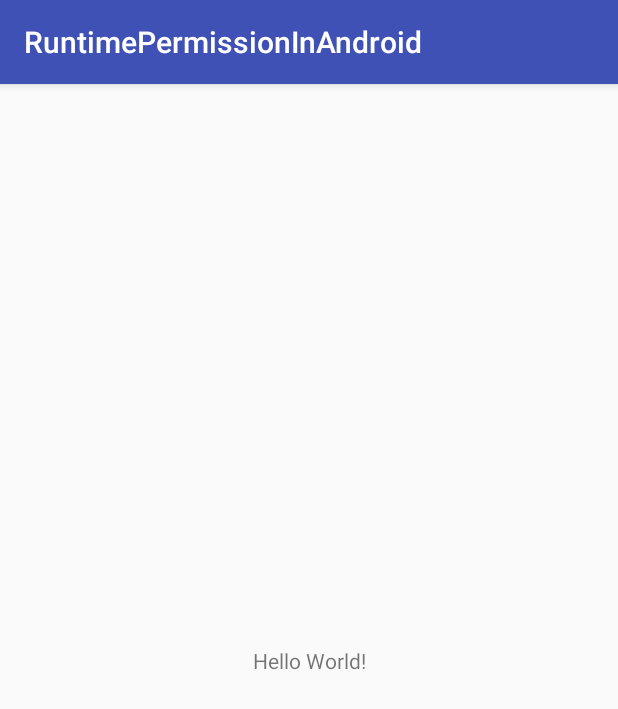
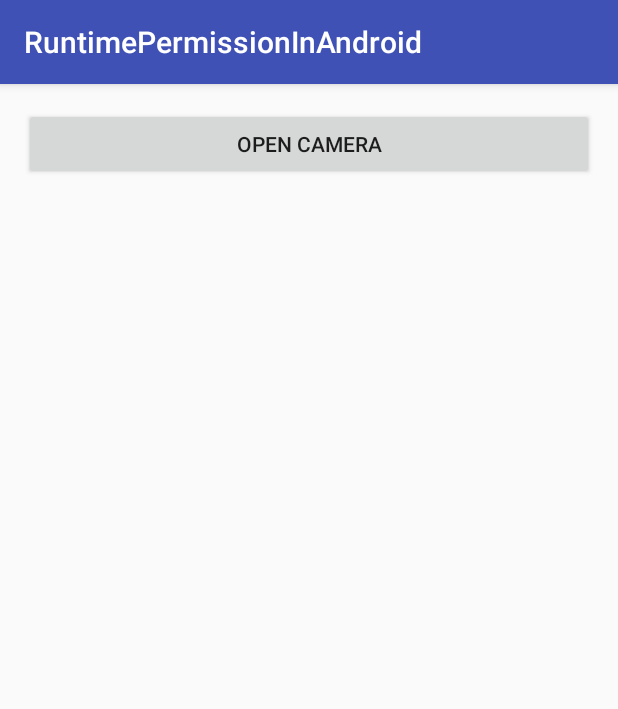
Before and after one commit to shikto1/RuntimePermissionInMarsmallow, an Android app: the screen it shows after launch (MainActivity), on a phone screen of 412 x 824 dp. Shown: the top 709 px of the screen. Run offline under Robolectric (Android 15) with nearby library versions, the phone set to English and light mode, and no system bars; 1 statement that could not run was skipped.

Commit message:
//Added Camera Permission

```diff
--- a/app/src/main/AndroidManifest.xml
+++ b/app/src/main/AndroidManifest.xml
@@ -1,6 +1,8 @@
 <?xml version="1.0" encoding="utf-8"?>
 <manifest xmlns:android="http://schemas.android.com/apk/res/android"
     package="shishirstudio.runtimepermissioninandroid">
+
+    <uses-permission android:name="android.permission.CAMERA"/>
 
     <application
         android:allowBackup="true"
--- /dev/null
+++ b/app/src/main/java/shishirstudio/runtimepermissioninandroid/PermissionManager.java
@@ -0,0 +1,68 @@
+package shishirstudio.runtimepermissioninandroid;
+import android.content.Context;
+import android.content.pm.PackageManager;
+import android.os.Build;
+import android.support.v4.app.ActivityCompat;
+import android.support.v7.app.AppCompatActivity;
+
+/**
+ * Created by Shishir on 01/07/2018.
+ */
+
+public class PermissionManager {
+
+    private Context context;
+    private SessionManager sessionManager;
+
+    public PermissionManager(Context context){
+        this.context = context;
+        sessionManager = new SessionManager(context);
+    }
+
+    public  boolean shouldAskPermission() {
+        return (Build.VERSION.SDK_INT >= Build.VERSION_CODES.M);
+    }
+
+    private  boolean shouldAskPermission(Context context, String permission){
+        if (shouldAskPermission()) {
+            int permissionResult = ActivityCompat.checkSelfPermission(context, permission);
+            if (permissionResult != PackageManager.PERMISSION_GRANTED) {
+                return true;
+            }
+        }
+        return false;
+    }
+
+
+    public void checkPermission(Context context, String permission, PermissionAskListener listener){
+
+        if (shouldAskPermission(context, permission)){
+            if (ActivityCompat.shouldShowRequestPermissionRationale((AppCompatActivity)context,permission)) {
+                listener.onPermissionPreviouslyDenied();
+            } else {
+                if (sessionManager.isFirstTimeAskingPermission(permission)) {
+                    sessionManager.firstTimeAskingPermission(permission, false);
+                    listener.onNeedPermission();
+                } else {
+
+                    listener.onPermissionPreviouslyDeniedWithNeverAskAgain();
+                }
+            }
+        } else {
+            listener.onPermissionGranted();
+        }
+    }
+
+
+    public interface PermissionAskListener {
+
+        void onNeedPermission();
+
+        void onPermissionPreviouslyDenied();
+
+        void onPermissionPreviouslyDeniedWithNeverAskAgain();
+
+        void onPermissionGranted();
+    }
+
+}
--- a/app/src/main/res/layout/activity_main.xml
+++ b/app/src/main/res/layout/activity_main.xml
@@ -1,18 +1,22 @@
 <?xml version="1.0" encoding="utf-8"?>
-<android.support.constraint.ConstraintLayout xmlns:android="http://schemas.android.com/apk/res/android"
+<LinearLayout xmlns:android="http://schemas.android.com/apk/res/android"
     xmlns:app="http://schemas.android.com/apk/res-auto"
     xmlns:tools="http://schemas.android.com/tools"
     android:layout_width="match_parent"
     android:layout_height="match_parent"
+    android:orientation="vertical"
+    android:padding="16dp"
     tools:context="shishirstudio.runtimepermissioninandroid.MainActivity">
 
-    <TextView
-        android:layout_width="wrap_content"
+    <Button
+        android:id="@+id/openCameraBtn"
+        android:layout_width="match_parent"
         android:layout_height="wrap_content"
-        android:text="Hello World!"
-        app:layout_constraintBottom_toBottomOf="parent"
-        app:layout_constraintLeft_toLeftOf="parent"
-        app:layout_constraintRight_toRightOf="parent"
-        app:layout_constraintTop_toTopOf="parent" />
+        android:text="Open Camera" />
 
-</android.support.constraint.ConstraintLayout>
+    <ImageView
+        android:id="@+id/imageView"
+        android:layout_width="match_parent"
+        android:scaleType="centerCrop"
+        android:layout_height="200dp" />
+</LinearLayout>
```
Also changed, not shown: app/src/main/java/shishirstudio/runtimepermissioninandroid/MainActivity.java (+136 -1 lines).
